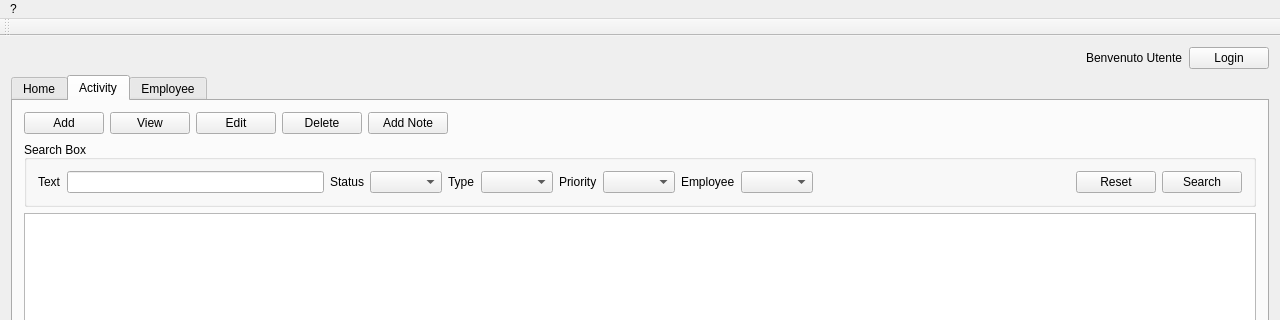
Qt form mainwindow.ui (warcomeb/labortool) before a commit; both pictures show x 0 to 1280 and y 0 to 320 of the 1280 by 720 pixel window.
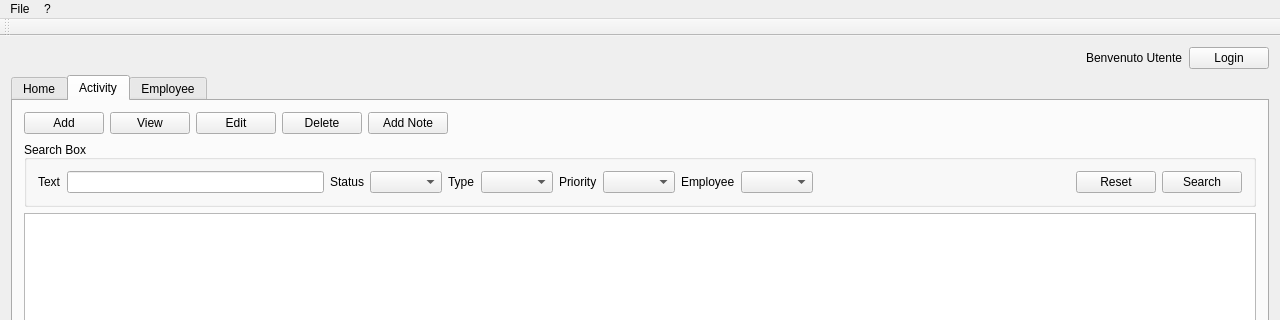
The same form after that commit.

Commit message: Aggiunto il dialog per la gestione di piu' file di configurazione. WiP!

```diff
--- a/mainwindow.ui
+++ b/mainwindow.ui
@@ -393,6 +393,13 @@
     <addaction name="actionAbout"/>
     <addaction name="actionAbout_Qt"/>
    </widget>
+   <widget class="QMenu" name="menuFile">
+    <property name="title">
+     <string>File</string>
+    </property>
+    <addaction name="actionPreferences"/>
+   </widget>
+   <addaction name="menuFile"/>
    <addaction name="menu"/>
   </widget>
   <widget class="QToolBar" name="mainToolBar">
```
Left out of the diff: 5 changed lines with no effect on the pictures. The commit also changes 7 other files.
